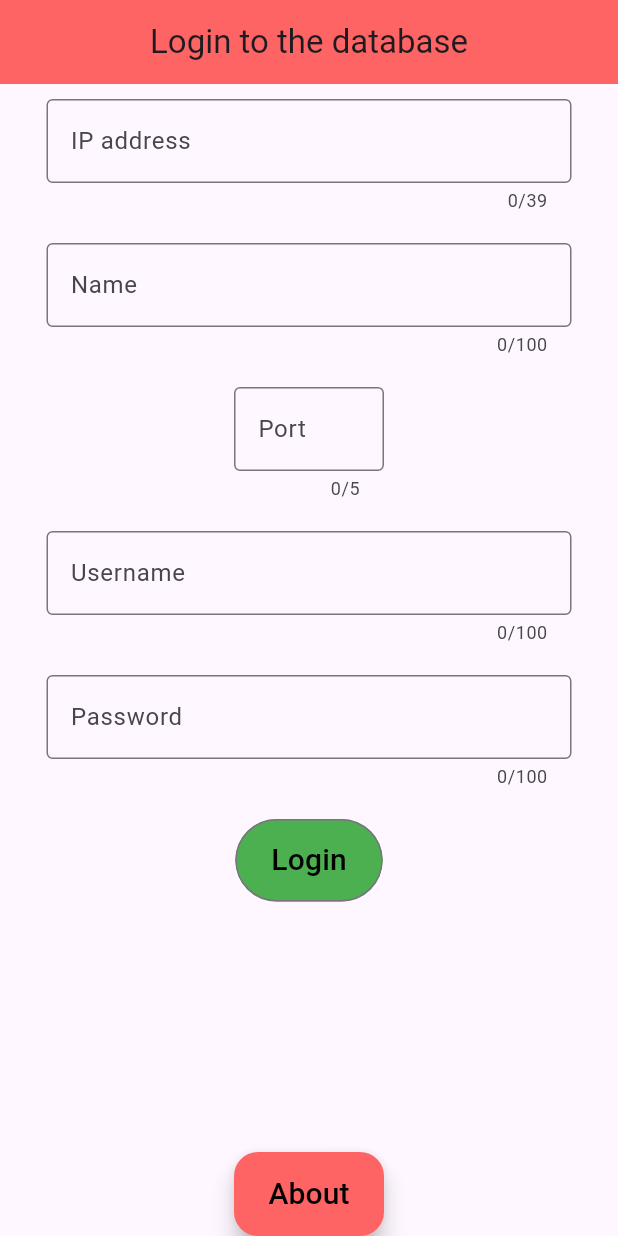
After one commit to jbrady02/AttendEase, a Flutter app: the screen it shows after launch, after a tap on "Login", on a phone screen of 412 x 824 dp. The commit adds this screen. Run offline on Flutter 3.47's test engine with Material 3 defaults, Android fonts, the phone set to English and light mode, and no system bars; our stand-ins replace qr_flutter; missing offline and left inert: postgres.

Commit message:
Add login screen and ability to save credentials

```diff
--- /dev/null
+++ b/professor_app/data/ip.txt
@@ -0,0 +1 @@
+localhost
--- a/professor_app/lib/database_helper.dart
+++ b/professor_app/lib/database_helper.dart
@@ -5,20 +5,55 @@ import 'package:postgres/postgres.dart';
 import 'package:professor_app/student.dart';
 
 class DatabaseHelper {
+  Future<bool> correctCredentials(String ip, String database, int port,
+      String username, String password) async {
+    try {
+      // See if the connection is successful.
+      await Connection.open(
+        Endpoint(
+          host: ip,
+          database: database,
+          port: port,
+          username: username,
+          password: password,
+        ),
+        settings: const ConnectionSettings(sslMode: SslMode.disable),
+      );
+      // If the connection is successful save the credentials and return true.
+      Directory('${Directory.current.path}\\config').createSync();
+      File saveIp = File('${Directory.current.path}\\config\\ip.txt');
+      File saveDatabase = File('${Directory.current.path}\\config\\database.txt');
+      File savePort = File('${Directory.current.path}\\config\\port.txt');
+      File saveUsername = File('${Directory.current.path}\\config\\username.txt');
+      File savePassword = File('${Directory.current.path}\\config\\password.txt');
+      // Overwrite the saveIp file with the new ip. Do it.
+      saveIp.writeAsStringSync(ip);
+      saveDatabase.writeAsStringSync(database);
+      savePort.writeAsStringSync(port.toString());
+      saveUsername.writeAsStringSync(username);
+      savePassword.writeAsStringSync(password);
+      return true;
+    } catch (e) {
+      return false;
+    }
+  }
+
   Future<Connection> connectToDatabase() async {
+    // Get the saved credentials from the files.
+    Directory('${Directory.current.path}\\config').createSync();
+    String ip = File('${Directory.current.path}\\config\\ip.txt').readAsStringSync();
+    String database = File('${Directory.current.path}\\config\\database.txt').readAsStringSync();
+    int port = int.parse(File('${Directory.current.path}\\config\\port.txt').readAsStringSync());
+    String username = File('${Directory.current.path}\\config\\username.txt').readAsStringSync();
+    String password = File('${Directory.current.path}\\config\\password.txt').readAsStringSync();
+    // Connec to the database.
     final conn = await Connection.open(
       Endpoint(
-        host: kIsWeb ||
-                Platform.isWindows ||
-                Platform.isLinux ||
-                Platform.isMacOS ||
-                Platform.isFuchsia
-            ? 'localhost'
-            : '10.0.2.2', // Android localhost is different.
-        database: 'postgres',
-        port: 5432,
-        username: 'postgres',
-        password: getPassword(), // Insert password here.
+        host: ip,
+        database: database,
+        port: port,
+        username: username,
+        password: password,
       ),
       // The postgres server hosted locally doesn't have SSL by default. If you're
       // accessing a postgres server over the Internet, the server should support
--- /dev/null
+++ b/professor_app/lib/login.dart
@@ -0,0 +1,258 @@
+import 'dart:io';
+
+import 'package:flutter/material.dart';
+import 'package:flutter/services.dart';
+import 'package:professor_app/database_helper.dart';
+import 'package:professor_app/main.dart';
+
+class Login extends StatelessWidget {
+  const Login({super.key});
+
+  // Theme
+  static const TextStyle bodyText = TextStyle(
+    fontSize: 20,
+    color: Colors.black,
+  );
+
+  static const Color primaryColor = Color.fromARGB(255, 255, 100, 100);
+
+  /// Display app information and licenses.
+  void _showAboutDialog({
+    required BuildContext context,
+    String? applicationName,
+    String? applicationVersion,
+    Widget? applicationIcon,
+    String? applicationLegalese,
+    List<Widget>? children,
+    bool barrierDismissible = true,
+    Color? barrierColor,
+    String? barrierLabel,
+    bool useRootNavigator = true,
+    RouteSettings? routeSettings,
+    Offset? anchorPoint,
+  }) {
+    showDialog<void>(
+      context: context,
+      barrierDismissible: barrierDismissible,
+      barrierColor: barrierColor,
+      barrierLabel: barrierLabel,
+      useRootNavigator: useRootNavigator,
+      builder: (BuildContext context) {
+        return AboutDialog(
+          applicationName: applicationName,
+          applicationVersion: applicationVersion,
+          applicationIcon: applicationIcon,
+          applicationLegalese: applicationLegalese,
+          children: children,
+        );
+      },
+      routeSettings: routeSettings,
+      anchorPoint: anchorPoint,
+    );
+  }
+
+  Future<bool> testCredentials(String ip, String name, String portString,
+      String username, String password) async {
+    int port = int.parse(portString);
+    DatabaseHelper dbHelper = DatabaseHelper();
+    return await dbHelper.correctCredentials(
+        ip, name, port, username, password);
+  }
+
+  /// Build the login page
+  @override
+  Widget build(BuildContext context) {
+    // Get the credentials from the files if they exist.
+    Directory('${Directory.current.path}\\config').createSync();
+    String ip = File('${Directory.current.path}\\config\\ip.txt').existsSync()
+        ? File('${Directory.current.path}\\config\\ip.txt').readAsStringSync()
+        : '';
+    String database =
+        File('${Directory.current.path}\\config\\database.txt').existsSync()
+            ? File('${Directory.current.path}\\config\\database.txt')
+                .readAsStringSync()
+            : '';
+    String port = File('${Directory.current.path}\\config\\port.txt')
+            .existsSync()
+        ? File('${Directory.current.path}\\config\\port.txt').readAsStringSync()
+        : '';
+    String username =
+        File('${Directory.current.path}\\config\\username.txt').existsSync()
+            ? File('${Directory.current.path}\\config\\username.txt')
+                .readAsStringSync()
+            : '';
+    String password =
+        File('${Directory.current.path}\\config\\password.txt').existsSync()
+            ? File('${Directory.current.path}\\config\\password.txt')
+                .readAsStringSync()
+            : '';
+    var ipTextField = TextEditingController(text: ip);
+    var nameTextField = TextEditingController(text: database);
+    var portTextField = TextEditingController(text: port);
+    var usernameTextField = TextEditingController(text: username);
+    var passwordTextField = TextEditingController(text: password);
+    return Scaffold(
+        appBar: AppBar(
+          backgroundColor: primaryColor,
+          title: const Center(
+            child: Text('Login to the database'),
+          ),
+        ),
+        body: SingleChildScrollView(
+            child: Center(
+          child: Column(
+            mainAxisAlignment: MainAxisAlignment.center,
+            children: [
+              Padding(
+                // IP address field.
+                padding:
+                    const EdgeInsets.symmetric(horizontal: 20, vertical: 10),
+                child: SizedBox(
+                  width: 350,
+                  child: TextField(
+                    controller: ipTextField,
+                    maxLength: 39,
+                    decoration: const InputDecoration(
+                      border: OutlineInputBorder(),
+                      labelText: 'IP address',
+                    ),
+                  ),
+                ),
+              ),
+              Padding(
+                // Name text field.
+                padding:
+                    const EdgeInsets.symmetric(horizontal: 20, vertical: 10),
+                child: SizedBox(
+                  width: 350,
+                  child: TextField(
+                    controller: nameTextField,
+                    maxLength: 100,
+                    decoration: const InputDecoration(
+                      border: OutlineInputBorder(),
+                      labelText: 'Name',
+                    ),
+                  ),
+                ),
+              ),
+              Padding(
+                // Port text field.
+                padding:
+                    const EdgeInsets.symmetric(horizontal: 20, vertical: 10),
+                child: SizedBox(
+                  width: 100,
+                  child: TextField(
+                    controller: portTextField,
+                    maxLength: 5,
+                    inputFormatters: <TextInputFormatter>[
+                      FilteringTextInputFormatter.digitsOnly,
+                    ],
+                    decoration: const InputDecoration(
+                      border: OutlineInputBorder(),
+                      labelText: 'Port',
+                    ),
+                  ),
+                ),
+              ),
+              Padding(
+                // Username text field.
+                padding:
+                    const EdgeInsets.symmetric(horizontal: 20, vertical: 10),
+                child: SizedBox(
+                  width: 350,
+                  child: TextField(
+                    controller: usernameTextField,
+                    maxLength: 100,
+                    decoration: const InputDecoration(
+                      border: OutlineInputBorder(),
+                      labelText: 'Username',
+                    ),
+                  ),
+                ),
+              ),
+              Padding(
+                // Password text field.
+                padding:
+                    const EdgeInsets.symmetric(horizontal: 20, vertical: 10),
+                child: SizedBox(
+                  width: 350,
+                  child: TextField(
+                    obscureText: true,
+                    controller: passwordTextField,
+                    maxLength: 100,
+                    decoration: const InputDecoration(
+                      border: OutlineInputBorder(),
+                      labelText: 'Password',
+                    ),
+                  ),
+                ),
+              ),
+              SizedBox(
+                // Login button.
+                height: 75,
+                child: Padding(
+                  padding:
+                      const EdgeInsets.symmetric(horizontal: 20, vertical: 10),
+                  child: OutlinedButton(
+                      onPressed: () async {
+                        bool validCredentials = await testCredentials(
+                            ipTextField.text,
+                            nameTextField.text,
+                            portTextField.text,
+                            usernameTextField.text,
+                            passwordTextField.text);
+                        if (validCredentials) {
+                          Navigator.push(
+                            // ignore: use_build_context_synchronously
+                            context,
+                            MaterialPageRoute(
+                                builder: (context) => const MyHomePage()),
+                          );
+                        } else {
+                          // If input is invalid show an error dialog.
+                          showDialog(
+                              // ignore: use_build_context_synchronously
+                              context: context,
+                              builder: (context) {
+                                return AlertDialog(
+                                  title: const Text('Invalid credentials.'),
+                                  actions: [
+                                    TextButton(
+                                      onPressed: () {
+                                        Navigator.pop(context);
+                                      },
+                                      child: const Text('OK'),
+                                    ),
+                                  ],
+                                );
+                              });
+                        }
+                      },
+                      style: ElevatedButton.styleFrom(
+                        backgroundColor: Colors.green,
+                      ),
+                      child: const Text('Login', style: bodyText)),
+                ),
+              ),
+            ],
+          ),
+        )),
+        bottomNavigationBar: Row(
+          mainAxisAlignment: MainAxisAlignment.spaceEvenly,
+          children: [
+            SizedBox(
+              width: 100,
+              child: FloatingActionButton(
+                heroTag: 'license',
+                onPressed: () {
+                  _showAboutDialog(
+                      context: context, applicationVersion: '0.0.0');
+                },
+                backgroundColor: primaryColor,
+                child: const Text('About', style: bodyText),
+              ),
+            ),
+          ],
+        ));
+  }
+}
--- a/professor_app/lib/qr_code.dart
+++ b/professor_app/lib/qr_code.dart
@@ -22,10 +22,14 @@ class QRCodePage extends StatelessWidget {
 
   const QRCodePage({super.key});
 
+  // Theme
+  static const Color primaryColor = Color.fromARGB(255, 255, 100, 100);
+
   @override
   Widget build(BuildContext context) {
     return Scaffold(
       appBar: AppBar(
+        backgroundColor: primaryColor,
         title: const Text('QR Code Generator'),
       ),
       body: Center(
```
Also changed, not shown: professor_app/lib/main.dart (+8 -10 lines).
